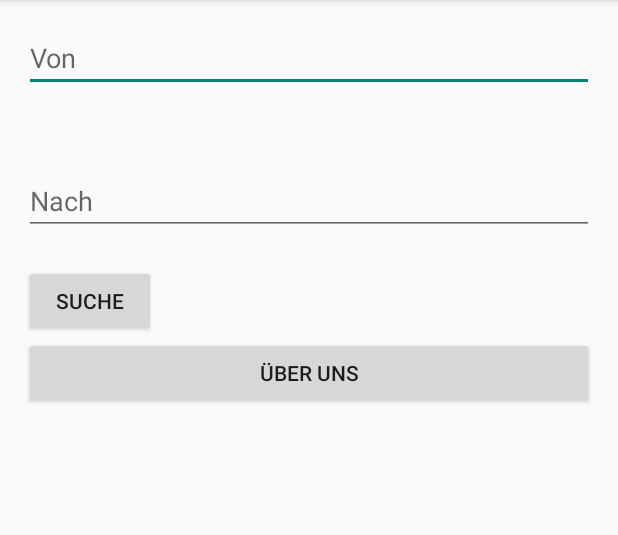
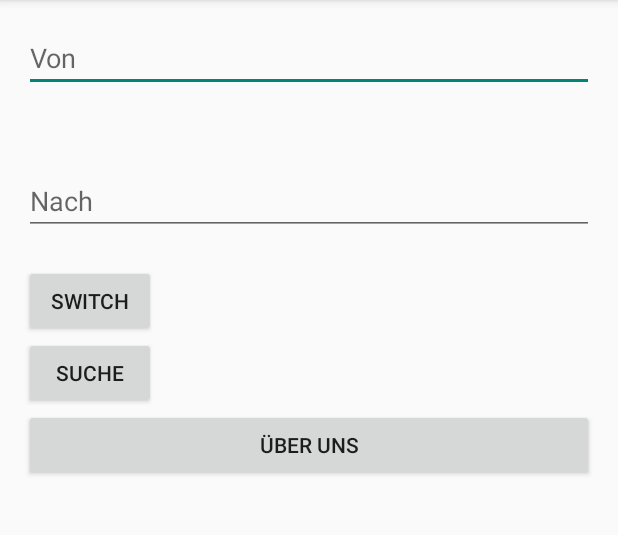
Before and after one commit to marionschleifer/fahrplan-app, an Android app: the screen it shows after launch (MainActivity), on a phone screen of 412 x 824 dp, the part 84-619 px from its top. Run offline under Robolectric (Android 15) with nearby library versions, the phone set to English and light mode, and no system bars.

Commit message:
reverse connection input

```diff
--- a/app/src/main/java/ch/schoeb/opentransportlibrary/MainActivity.java
+++ b/app/src/main/java/ch/schoeb/opentransportlibrary/MainActivity.java
@@ -6,6 +6,7 @@ import android.view.View;
 import android.widget.ArrayAdapter;
 import android.widget.AutoCompleteTextView;
 import android.content.Intent;
+import android.widget.Button;
 import android.widget.EditText;
 
 import java.util.ArrayList;
@@ -17,10 +18,29 @@ import ch.schoeb.opendatatransport.model.StationList;
 
 public class MainActivity extends ActionBarActivity {
 
+    EditText etFrom;
+    EditText etTo;
+
     @Override
     protected void onCreate(Bundle savedInstanceState) {
         super.onCreate(savedInstanceState);
         setContentView(R.layout.activity_main);
+
+        etFrom = (EditText) findViewById(R.id.from);
+        etTo = (EditText) findViewById(R.id.to);
+
+        final Button button = (Button) findViewById(R.id.buttonSwitch);
+        button.setOnClickListener(new View.OnClickListener() {
+            @Override
+            public void onClick(View v) {
+
+                String toFrom = etTo.getText().toString();
+                String fromTo = etFrom.getText().toString();
+
+                etFrom.setText(toFrom);
+                etTo.setText(fromTo);
+            }
+        });
 
     }
 
@@ -32,12 +52,6 @@ public class MainActivity extends ActionBarActivity {
 
     public void connectionList(View view)
     {
-        EditText etFrom;
-        etFrom = (EditText) findViewById(R.id.from);
-
-        EditText etTo;
-        etTo = (EditText) findViewById(R.id.to);
-
         Intent intent = new Intent(MainActivity.this, ConnectionListActivity.class);
         intent.putExtra("stationKey", new String[]{ etFrom.getText().toString(), etTo.getText().toString() });
         startActivity(intent);
--- a/app/src/main/res/layout/activity_main.xml
+++ b/app/src/main/res/layout/activity_main.xml
@@ -25,6 +25,13 @@
     <Button
         android:layout_width="wrap_content"
         android:layout_height="wrap_content"
+        android:text="Switch"
+        android:id="@+id/buttonSwitch"
+        />
+
+    <Button
+        android:layout_width="wrap_content"
+        android:layout_height="wrap_content"
         android:text="Suche"
         android:id="@+id/buttonSearch"
         android:layout_alignParentLeft="true"
```
